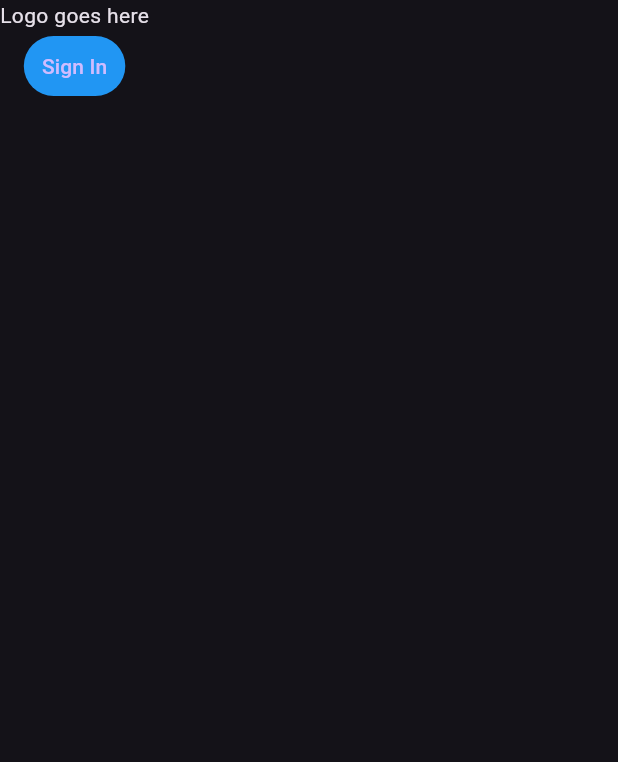
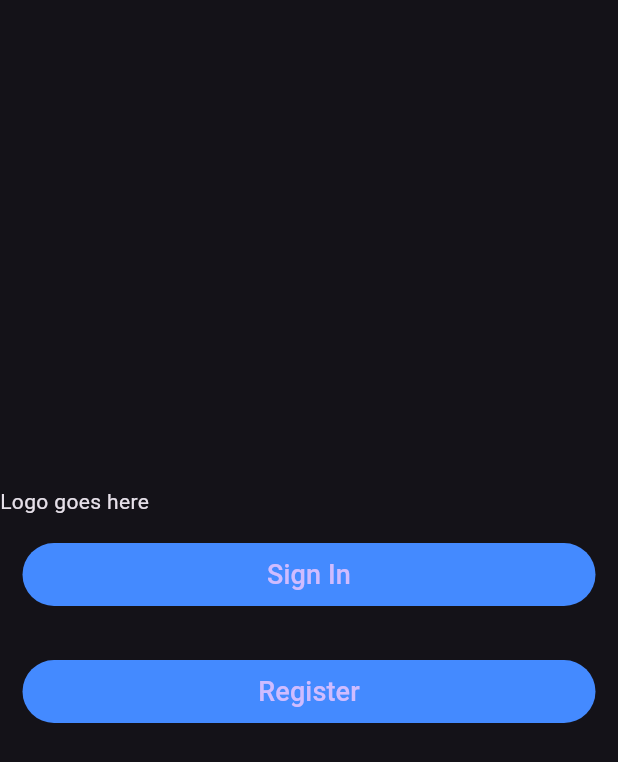
Before and after one commit to jjiunnbeh/Mobile_Chat_App, a Flutter app: the screen it shows after launch, on a phone screen of 412 x 824 dp. Shown: the top 762 px of the screen. Run offline on Flutter 3.47's test engine with Material 3 defaults, Android fonts, the phone set to English and light mode, and no system bars.

Commit message:
create button component

```diff
--- /dev/null
+++ b/lib/components/mybutton.dart
@@ -0,0 +1,24 @@
+import 'package:flutter/material.dart';
+import 'package:mobile_chat_app/utilities/constants.dart';
+
+class MyButton extends StatelessWidget {
+  String text;
+  Color? color;
+  Function? onPressed;
+  MyButton({required this.text, this.color, this.onPressed});
+
+  @override
+  Widget build(BuildContext context) {
+    return Container(
+      margin: const EdgeInsets.all(15.0),
+      child: TextButton(
+        onPressed: () => onPressed,
+        style: TextButton.styleFrom(backgroundColor: color ?? kBlueButtonColor),
+        child: Text(
+          text,
+          style: const TextStyle(fontFamily: 'Roboto', fontSize: 18.0),
+        ),
+      ),
+    );
+  }
+}
--- a/lib/main.dart
+++ b/lib/main.dart
@@ -1,4 +1,5 @@
 import 'package:flutter/material.dart';
+import 'package:mobile_chat_app/components/mybutton.dart';
 
 void main() {
   runApp(ChatApp());
@@ -14,13 +15,17 @@
       home: Scaffold(
         body: SafeArea(
           child: Column(
+            mainAxisAlignment: MainAxisAlignment.center,
+            crossAxisAlignment: CrossAxisAlignment.stretch,
             children: [
               const Text('Logo goes here'),
-              TextButton(
+              MyButton(
+                text: 'Sign In',
+                onPressed: (){},
+              ),
+              MyButton(
+                text: 'Register',
                 onPressed: () {},
-                style: TextButton.styleFrom(backgroundColor: Colors.blue),
-                child: const Text('Sign In'),
-
               ),
             ],
           ),
--- /dev/null
+++ b/lib/utilities/constants.dart
@@ -0,0 +1,3 @@
+import 'package:flutter/material.dart';
+//====================Welcome Page==========================
+const kBlueButtonColor = Colors.blueAccent;
```
